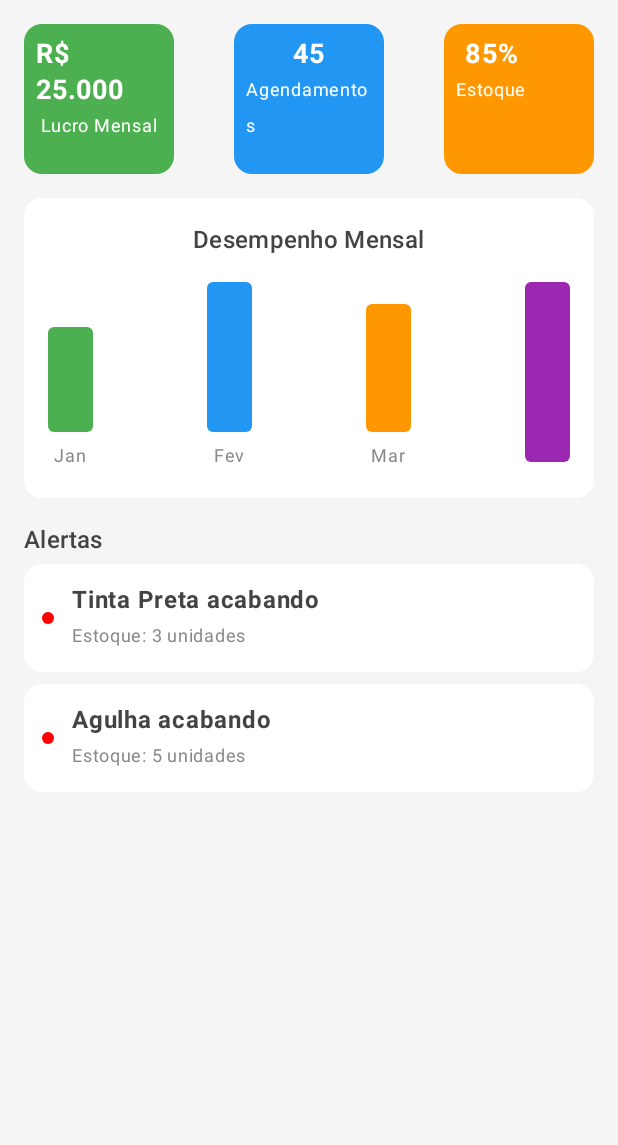
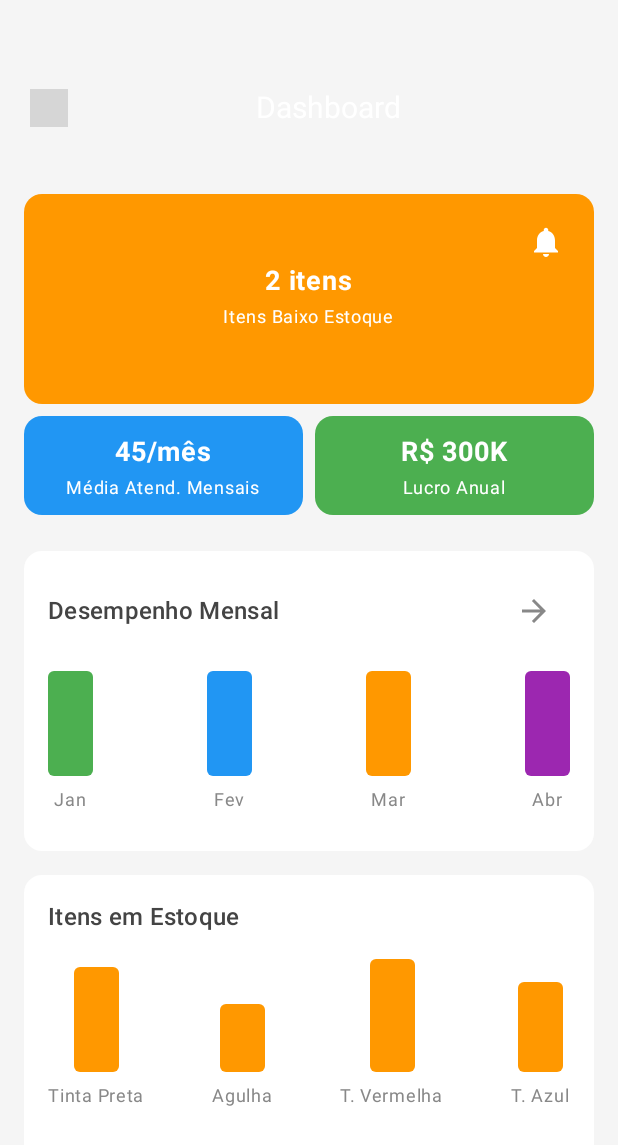
Before and after one commit to CodeTech-PI/codetech.mobile, an Android app built with Jetpack Compose: the DashboardScreen screen opened through its navigation route, on a phone screen of 412 x 824 dp. Shown: the top 1145 px of the screen. Run offline under Robolectric (Android 15) with nearby library versions, the phone set to English and light mode, and no system bars; grey boxes are pictures that could not be loaded.

Commit message:
desenvolvimento dash

```diff
--- a/codemobile/app/src/main/java/com/example/code_mobile/MainActivity.kt
+++ b/codemobile/app/src/main/java/com/example/code_mobile/MainActivity.kt
@@ -34,7 +34,7 @@ fun AppNavigation() {
                         //
     val navController = rememberNavController()
 
-    NavHost(navController = navController, startDestination = "PageLogin") {
+    NavHost(navController = navController, startDestination = "Dashboard") {
         composable("PageLogin") { TelaLogin(navController) }
         composable("Clientes") { TelaClientes(navController) }
         composable("Categorias") { TelaCategorias(navController) }
--- a/codemobile/app/src/main/java/com/example/code_mobile/paginas/code_mobile/PageDashboard.kt
+++ b/codemobile/app/src/main/java/com/example/code_mobile/paginas/code_mobile/PageDashboard.kt
@@ -1,5 +1,5 @@
 package com.example.code_mobile.paginas.code_mobile
-import androidx.compose.ui.unit.Dp
+
 import androidx.compose.foundation.background
 import androidx.compose.foundation.layout.Arrangement
 import androidx.compose.foundation.layout.Box
@@ -13,16 +13,27 @@ import androidx.compose.foundation.layout.padding
 import androidx.compose.foundation.layout.size
 import androidx.compose.foundation.layout.width
 import androidx.compose.foundation.shape.RoundedCornerShape
+import androidx.compose.material.icons.Icons
+import androidx.compose.material.icons.filled.ArrowBack
+import androidx.compose.material.icons.filled.ArrowForward
+import androidx.compose.material.icons.filled.Notifications
 import androidx.compose.material3.Card
 import androidx.compose.material3.CardDefaults
+import androidx.compose.material3.Icon
+import androidx.compose.material3.IconButton
 import androidx.compose.material3.MaterialTheme
 import androidx.compose.material3.Text
 import androidx.compose.runtime.Composable
+import androidx.compose.runtime.getValue
+import androidx.compose.runtime.mutableStateOf
+import androidx.compose.runtime.remember
+import androidx.compose.runtime.setValue
 import androidx.compose.ui.Alignment
 import androidx.compose.ui.Modifier
 import androidx.compose.ui.graphics.Color
 import androidx.compose.ui.text.font.FontWeight
 import androidx.compose.ui.tooling.preview.Preview
+import androidx.compose.ui.unit.Dp
 import androidx.compose.ui.unit.dp
 import androidx.compose.ui.unit.sp
 import androidx.navigation.NavController
@@ -30,27 +41,114 @@ import androidx.navigation.compose.rememberNavController
 
 @Composable
 fun DashboardScreen(navController: NavController, modifier: Modifier = Modifier) {
+
+
+    var showFinancialChart by remember { mutableStateOf(false) }
+    var showAlerts by remember { mutableStateOf(false) }
+    val lowStockItems = listOf(
+        "Tinta Preta - Estoque: 3 unidades",
+        "Agulha - Estoque: 5 unidades"
+    )
+
     Column(
         modifier = Modifier
             .fillMaxSize()
             .background(Color(0xFFF5F5F5))
     ) {
-        // Linha de KPIs
-        Row(
+        menuComTituloPage("Dashboard", navController)
+        Column(
             modifier = Modifier
                 .fillMaxWidth()
                 .padding(16.dp),
-            horizontalArrangement = Arrangement.SpaceBetween
+            verticalArrangement = Arrangement.spacedBy(8.dp)
         ) {
-            KpiItem("Lucro Mensal", "R$ 25.000", Color(0xFF4CAF50))
-            KpiItem("Agendamentos", "45", Color(0xFF2196F3))
-            KpiItem("Estoque", "85%", Color(0xFFFF9800))
+            KpiItem(
+                title = "Itens Baixo Estoque",
+                value = "${lowStockItems.size} itens",
+                color = Color(0xFFFF9800),
+                modifier = Modifier
+                    .fillMaxWidth()
+                    .height(140.dp),
+                showAlertIcon = true,
+                onAlertClick = { showAlerts = !showAlerts },
+                alerts = if (showAlerts) lowStockItems else emptyList()
+            )
+
+            Row(
+                modifier = Modifier.fillMaxWidth(),
+                horizontalArrangement = Arrangement.spacedBy(8.dp)
+            ) {
+                KpiItem(
+                    title = "Média Atend. Mensais",
+                    value = "45/mês",
+                    color = Color(0xFF2196F3),
+                    modifier = Modifier
+                        .weight(1f)
+                        .height(66.dp)
+                )
+
+                KpiItem(
+                    title = "Lucro Anual",
+                    value = "R\$ 300K",
+                    color = Color(0xFF4CAF50),
+                    modifier = Modifier
+                        .weight(1f)
+                        .height(66.dp)
+                )
+            }
         }
 
-        // Gráfico Simples
+        if (showFinancialChart) {
+            FinancialChart(onBackClick = { showFinancialChart = false })
+        } else {
+            ChartWithArrow(
+                title = "Desempenho Mensal",
+                showIcon = true,
+                onArrowClick = { showFinancialChart = true }
+            ) {
+                Row(
+                    modifier = Modifier.fillMaxWidth(),
+                    horizontalArrangement = Arrangement.SpaceBetween,
+                    verticalAlignment = Alignment.Bottom
+                ) {
+                    ChartBar(70.dp, "Jan", Color(0xFF4CAF50))
+                    ChartBar(70.dp, "Fev", Color(0xFF2196F3))
+                    ChartBar(70.dp, "Mar", Color(0xFFFF9800))
+                    ChartBar(70.dp, "Abr", Color(0xFF9C27B0))
+                }
+            }
+
+            ChartWithArrow(
+                title = "Itens em Estoque",
+                showIcon = false,
+                onArrowClick = {}
+            ) {
+                Row(
+                    modifier = Modifier.fillMaxWidth(),
+                    horizontalArrangement = Arrangement.SpaceBetween,
+                    verticalAlignment = Alignment.Bottom
+                ) {
+                    ChartBar(70.dp, "Tinta Preta", Color(0xFFFF9800))
+                    ChartBar(45.dp, "Agulha", Color(0xFFFF9800))
+                    ChartBar(75.dp, "T. Vermelha", Color(0xFFFF9800))
+                    ChartBar(60.dp, "T. Azul", Color(0xFFFF9800))
+                }
+            }
+        }
+    }
+}
+
+
+@Composable
+fun ChartWithArrow(
+    title: String,
+    showIcon: Boolean,
+    onArrowClick: () -> Unit,
+    content: @Composable () -> Unit
+) {
     Card(
         modifier = Modifier
-                .padding(horizontal = 16.dp)
+            .padding(horizontal = 16.dp, vertical = 8.dp)
             .fillMaxWidth()
             .height(200.dp),
         colors = CardDefaults.cardColors(containerColor = Color.White)
@@ -59,58 +157,91 @@ fun DashboardScreen(navController: NavController, modifier: Modifier = Modifier)
             modifier = Modifier.padding(16.dp),
             horizontalAlignment = Alignment.CenterHorizontally
         ) {
+            Row(
+                modifier = Modifier.fillMaxWidth(),
+                verticalAlignment = Alignment.CenterVertically,
+                horizontalArrangement = Arrangement.SpaceBetween
+            ) {
                 Text(
-                    text = "Desempenho Mensal",
+                    text = title,
                     style = MaterialTheme.typography.titleMedium,
                     color = Color.DarkGray
                 )
 
-                Spacer(modifier = Modifier.height(16.dp))
-
-                // Barras simples
-                Row(
-                    modifier = Modifier.fillMaxWidth(),
-                    horizontalArrangement = Arrangement.SpaceBetween,
-                    verticalAlignment = Alignment.Bottom
-                ) {
-                    ChartBar(70.dp, "Jan", Color(0xFF4CAF50))
-                    ChartBar(100.dp, "Fev", Color(0xFF2196F3))
-                    ChartBar(85.dp, "Mar", Color(0xFFFF9800))
-                    ChartBar(120.dp, "Abr", Color(0xFF9C27B0))
+                if (showIcon) {
+                    IconButton(onClick = onArrowClick) {
+                        Icon(
+                            imageVector = Icons.Filled.ArrowForward,
+                            contentDescription = "Alternar gráfico",
+                            tint = Color.Gray
+                        )
                     }
                 }
             }
-
-        // Lista de Alertas
-        Column(
-            modifier = Modifier
-                .padding(16.dp)
-                .fillMaxWidth()
-        ) {
-            Text(
-                text = "Alertas",
-                style = MaterialTheme.typography.titleMedium,
-                color = Color.DarkGray
-            )
-
-            AlertItem("Tinta Preta acabando", "Estoque: 3 unidades")
-            AlertItem("Agulha acabando", "Estoque: 5 unidades")
+            Spacer(modifier = Modifier.height(16.dp))
+            content()
         }
     }
 }
 
 @Composable
-fun KpiItem(title: String, value: String, color: Color) {
+fun FinancialChart(onBackClick: () -> Unit) {
+    ChartWithArrow(
+        title = "Bruto x Gastos x Lucro",
+        showIcon = true,
+        onArrowClick = onBackClick
+    ) {
+        Column(
+            modifier = Modifier.fillMaxWidth(),
+            verticalArrangement = Arrangement.spacedBy(12.dp)
+        ) {
+            HorizontalBar("Lucro", 60f, Color(0xFF2196F3)) // Barra de lucro adicionada
+            HorizontalBar("Bruto", 80f, Color(0xFF4CAF50))
+            HorizontalBar("Gastos", 45f, Color(0xFFF44336))
+        }
+    }
+}
+@Composable
+fun KpiItem(
+    title: String,
+    value: String,
+    color: Color,
+    modifier: Modifier = Modifier,
+    showAlertIcon: Boolean = false,
+    onAlertClick: () -> Unit = {},
+    alerts: List<String> = emptyList()
+) {
     Card(
-        modifier = Modifier.size(100.dp),
+        modifier = modifier,
         colors = CardDefaults.cardColors(containerColor = color),
-        shape = RoundedCornerShape(12.dp)
-    ) {  // <-- Fechamento correto dos parâmetros do Card
+        shape = RoundedCornerShape(12.dp) // Corrigido o fechamento do parâmetro shape
+    ) {
+        Box(
+            modifier = Modifier.fillMaxSize() // Adicionado o modificador .fillMaxSize()
+        ) {
+            if (showAlertIcon) {
+                IconButton(
+                    onClick = onAlertClick,
+                    modifier = Modifier
+                        .align(Alignment.TopEnd)
+                        .padding(8.dp)
+                ) {
+                    Icon(
+                        imageVector = Icons.Filled.Notifications,
+                        contentDescription = "Alertas",
+                        tint = Color.White
+                    )
+                }
+            }
+
             Column(
-            modifier = Modifier.padding(8.dp),
+                modifier = Modifier
+                    .padding(12.dp)
+                    .fillMaxSize(),
                 horizontalAlignment = Alignment.CenterHorizontally,
                 verticalArrangement = Arrangement.Center
             ) {
+                if (alerts.isEmpty()) {
                     Text(
                         text = value,
                         color = Color.White,
@@ -122,10 +253,25 @@ fun KpiItem(title: String, value: String, color: Color) {
                         color = Color.White,
                         fontSize = 12.sp
                     )
+                } else {
+                    Column(
+                        modifier = Modifier.fillMaxWidth(),
+                        verticalArrangement = Arrangement.spacedBy(4.dp)
+                    ) {
+                        alerts.forEach { alert ->
+                            Text(
+                                text = alert,
+                                color = Color.White,
+                                fontSize = 12.sp,
+                                modifier = Modifier.padding(vertical = 4.dp)
+                            )
                         }
                     }
                 }
-
+            }
+        }
+    }
+}
 @Composable
 fun ChartBar(height: Dp, label: String, color: Color) {
     Column(
@@ -134,7 +280,7 @@ fun ChartBar(height: Dp, label: String, color: Color) {
         Box(
             modifier = Modifier
                 .width(30.dp)
-                .height(height)  // Agora usando o tipo Dp corretamente
+                .height(height)
                 .background(
                     color = color,
                     shape = RoundedCornerShape(4.dp)
@@ -145,6 +291,37 @@ fun ChartBar(height: Dp, label: String, color: Color) {
             text = label,
             fontSize = 12.sp,
             color = Color.Gray
+        )
+    }
+}
+
+@Composable
+fun HorizontalBar(label: String, percentage: Float, color: Color) {
+    Row(
+        verticalAlignment = Alignment.CenterVertically,
+        horizontalArrangement = Arrangement.spacedBy(8.dp)
+    ) {
+        Text(
+            text = label,
+            modifier = Modifier.width(80.dp),
+            fontSize = 14.sp
+        )
+        Box(
+            modifier = Modifier
+                .height(20.dp)
+                .fillMaxWidth()
+                .background(Color.LightGray, RoundedCornerShape(4.dp))
+        ) {
+            Box(
+                modifier = Modifier
+                    .fillMaxWidth(percentage / 100f)
+                    .height(20.dp)
+                    .background(color, RoundedCornerShape(4.dp))
+            )
+        }
+        Text(
+            text = "${percentage.toInt()}%",
+            fontSize = 14.sp
         )
     }
 }
@@ -186,7 +363,6 @@ fun AlertItem(title: String, description: String) {
 @Preview(showBackground = true)
 @Composable
 fun PreviewDashboard() {
-    // Inicialize o navController aqui
     val navController = rememberNavController()
-    DashboardScreen(navController)  // Passe o navController para TelaLogin
+    DashboardScreen(navController)
 }
```
Lines whose indentation alone changed are shown as unchanged.
